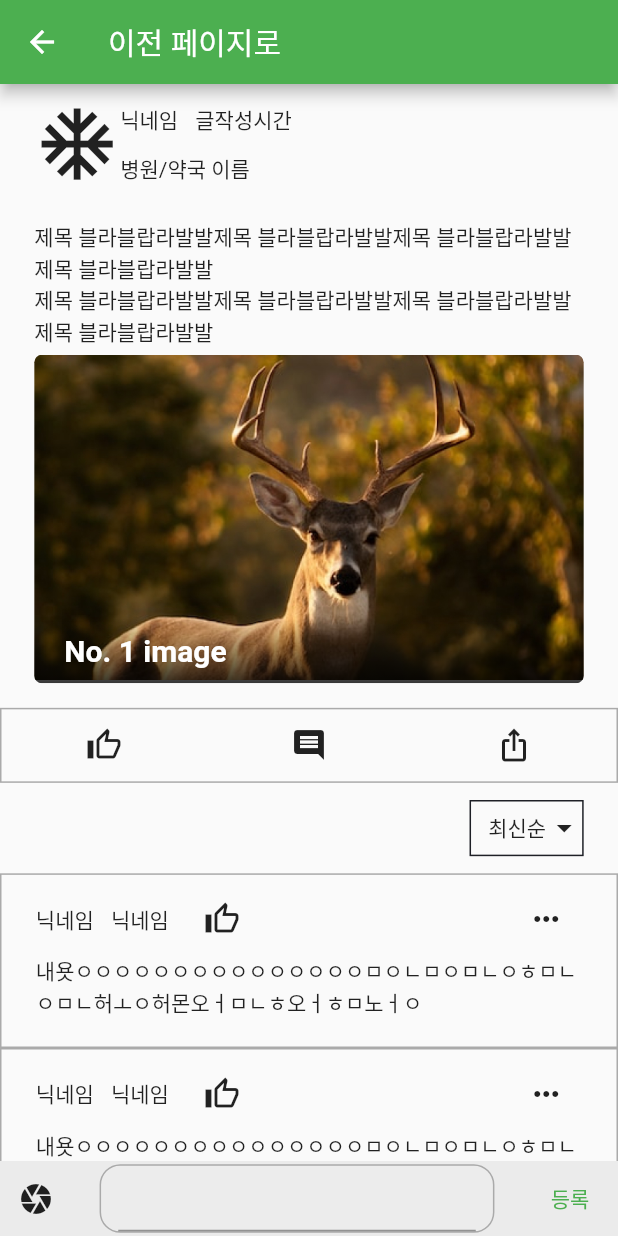
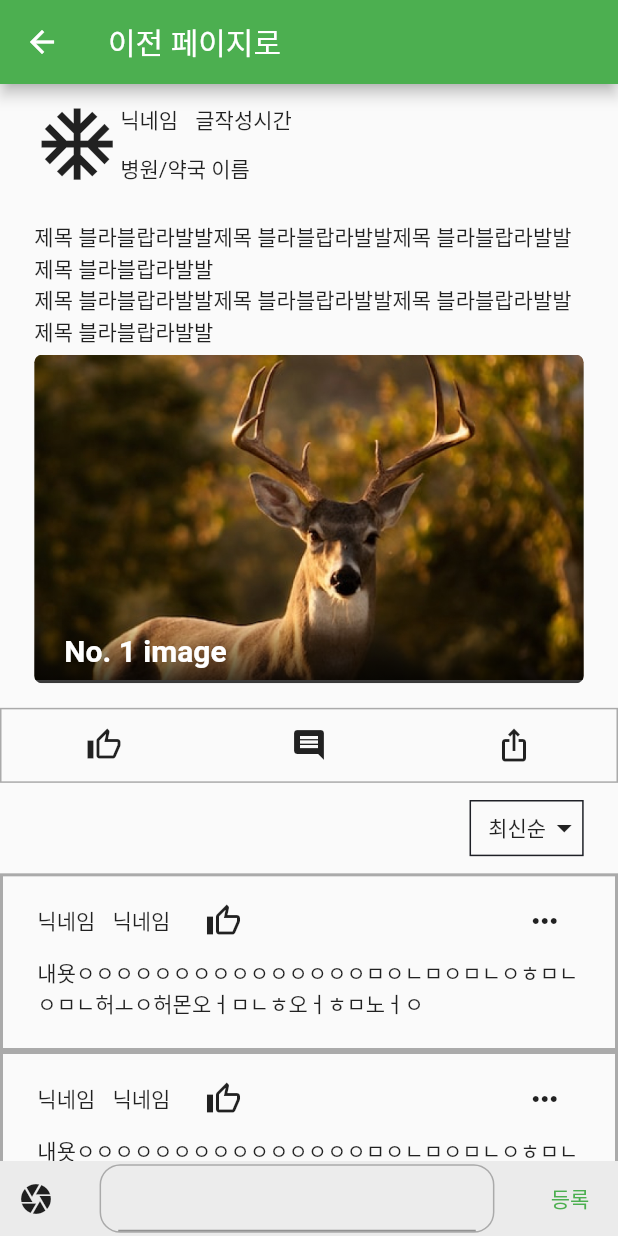
Before and after one commit to sovla/PetDoctor-Flutter, a Flutter app: the HospitalHomePage screen opened by its route, after a tap on "닉네임", on a phone screen of 412 x 824 dp. Run offline on Flutter 3.47's test engine with Material 2 defaults, Android fonts, the phone set to English and light mode, and no system bars; drawn by our look-alikes of carousel_slider; our stand-ins replace flutter_map, flutter_screenutil, get, latlong2, modal_bottom_sheet; missing offline and left inert: widgetbook, widgetbook_annotation; key blocks and very long unbroken strings in the code were emptied for the run.

Commit message:
refactoring(const) const add

```diff
--- a/lib/atom/widgets/ReplyWidget.dart
+++ b/lib/atom/widgets/ReplyWidget.dart
@@ -20,7 +20,7 @@ class Pet_ReplyWidget extends StatelessWidget {
   Widget build(BuildContext context) {
     return Container(
       decoration: BoxDecoration(
-          border: Border.all(width: 1, color: ColorConstants.borderGrayColor)),
+          border: Border.all(width: 2, color: ColorConstants.borderGrayColor)),
       child: ConstrainedBox(
         constraints:
             BoxConstraints(minHeight: 100.r, minWidth: double.infinity),
--- a/lib/page/Community/Community_Home.dart
+++ b/lib/page/Community/Community_Home.dart
@@ -8,7 +8,6 @@ import 'package:pet_doctor/constants/color.dart';
 import 'package:flutter_screenutil/flutter_screenutil.dart';
 import 'package:pet_doctor/page/Home/Home.dart';
 import 'package:pet_doctor/state/bottomNavigationBar.dart';
-
 
 class CommunityHomePage extends StatefulWidget {
   const CommunityHomePage({super.key});
@@ -22,7 +21,7 @@ class _CommunityHomePageState extends State<CommunityHomePage> {
   Widget build(BuildContext context) {
     return Scaffold(
       bottomNavigationBar:
-          Get.find<BottomNavigationBarController>().publicNavigationBar(),
+          Get.put(BottomNavigationBarController()).publicNavigationBar(),
       appBar: AppBar(
         title: Container(
           width: 200.r,
--- a/lib/page/Home/Home.dart
+++ b/lib/page/Home/Home.dart
@@ -85,7 +85,7 @@ class _HomePageState extends State<HomePage> {
         ],
       ),
       bottomNavigationBar:
-          Get.find<BottomNavigationBarController>().publicNavigationBar(),
+          Get.put(BottomNavigationBarController()).publicNavigationBar(),
       endDrawer: Drawer(
         child: ListView(
           padding: EdgeInsets.zero,
--- a/lib/page/Hospital/Hospital_Home.dart
+++ b/lib/page/Hospital/Hospital_Home.dart
@@ -33,7 +33,7 @@ class _HospitalHomePageState extends State<HospitalHomePage> {
     return Scaffold(
         body: const Pet_MapListView(),
         bottomNavigationBar:
-            Get.find<BottomNavigationBarController>().publicNavigationBar());
+            Get.put(BottomNavigationBarController()).publicNavigationBar());
   }
 }
 
--- a/lib/state/bottomNavigationBar.dart
+++ b/lib/state/bottomNavigationBar.dart
@@ -5,8 +5,6 @@ import 'package:pet_doctor/routes/links.dart';
 
 class BottomNavigationBarController extends GetxController {
   RxInt currentIndex = 0.obs;
-
-
 
   void onItemTapped(int index) {
     currentIndex = RxInt(index);
```
Also changed, not shown: lib/widgetbook/app.widgetbook.dart (+19 -18 lines).
